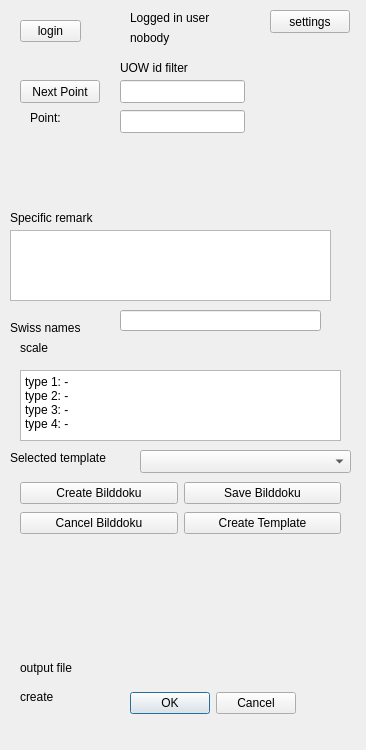
Before: the Qt Designer form areapp_dockwidget_base.ui in danduk82/areapp-bilddocu, drawn with Qt 5.
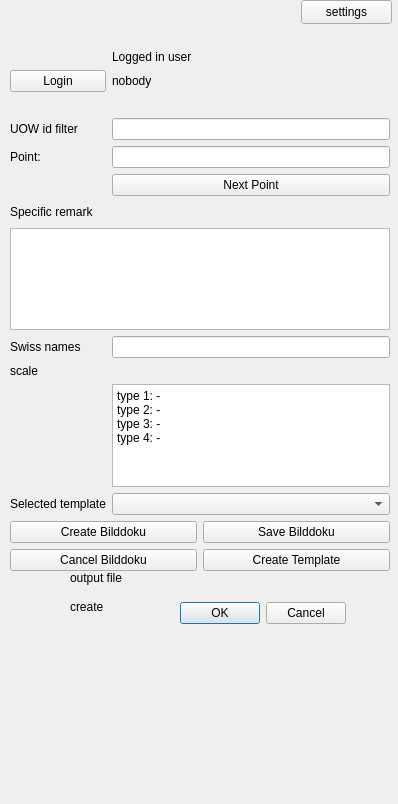
After: the same form once the commit is applied. Icons and pictures are not drawn. Custom widgets are drawn as their Qt base class.

```diff
--- a/areapp_dockwidget_base.ui
+++ b/areapp_dockwidget_base.ui
@@ -6,8 +6,8 @@
    <rect>
     <x>0</x>
     <y>0</y>
-    <width>366</width>
-    <height>750</height>
+    <width>398</width>
+    <height>804</height>
    </rect>
   </property>
   <property name="layoutDirection">
@@ -17,93 +17,11 @@
    <string>Bilddoku Plugin</string>
   </property>
   <widget class="QWidget" name="dockWidgetContents">
-   <widget class="QWidget" name="gridLayoutWidget">
-    <property name="geometry">
-     <rect>
-      <x>20</x>
-      <y>480</y>
-      <width>321</width>
-      <height>56</height>
-     </rect>
-    </property>
-    <layout class="QGridLayout" name="gridLayout">
-     <item row="0" column="0">
-      <widget class="QPushButton" name="createBilddokuPushButton">
-       <property name="text">
-        <string>Create Bilddoku</string>
-       </property>
-       <property name="icon">
-        <iconset>
-         <normaloff>icons/create_icon.png</normaloff>icons/create_icon.png</iconset>
-       </property>
-      </widget>
-     </item>
-     <item row="0" column="1">
-      <widget class="QPushButton" name="saveBilddokuPushButton">
-       <property name="text">
-        <string>Save Bilddoku</string>
-       </property>
-       <property name="icon">
-        <iconset>
-         <normaloff>icons/save_icon_64x64.png</normaloff>icons/save_icon_64x64.png</iconset>
-       </property>
-      </widget>
-     </item>
-     <item row="1" column="0">
-      <widget class="QPushButton" name="cancelBilddokuPushButton">
-       <property name="text">
-        <string>Cancel Bilddoku</string>
-       </property>
-       <property name="icon">
-        <iconset>
-         <normaloff>icons/trash_bin_64x64.png</normaloff>icons/trash_bin_64x64.png</iconset>
-       </property>
-      </widget>
-     </item>
-     <item row="1" column="1">
-      <widget class="QPushButton" name="createTemplatePushButton">
-       <property name="text">
-        <string>Create Template</string>
-       </property>
-       <property name="icon">
-        <iconset>
-         <normaloff>icons/template_icon.png</normaloff>icons/template_icon.png</iconset>
-       </property>
-      </widget>
-     </item>
-    </layout>
-   </widget>
-   <widget class="QLabel" name="label_5">
-    <property name="geometry">
-     <rect>
-      <x>10</x>
-      <y>320</y>
-      <width>78</width>
-      <height>16</height>
-     </rect>
-    </property>
-    <property name="text">
-     <string>Swiss names</string>
-    </property>
-   </widget>
-   <widget class="QgsScaleWidget" name="mScaleWidget">
-    <property name="geometry">
-     <rect>
-      <x>130</x>
-      <y>340</y>
-      <width>104</width>
-      <height>23</height>
-     </rect>
-    </property>
-    <property name="showCurrentScaleButton">
-     <bool>true</bool>
-    </property>
-   </widget>
    <widget class="QLabel" name="label">
     <property name="geometry">
      <rect>
-      <x>20</x>
-      <y>660</y>
+      <x>70</x>
+      <y>570</y>
       <width>62</width>
       <height>16</height>
      </rect>
@@ -115,8 +33,8 @@
    <widget class="QLabel" name="label_3">
     <property name="geometry">
      <rect>
-      <x>20</x>
-      <y>689</y>
+      <x>70</x>
+      <y>599</y>
       <width>39</width>
       <height>16</height>
      </rect>
@@ -128,8 +46,8 @@
    <widget class="QDialogButtonBox" name="validationButtonBox">
     <property name="geometry">
      <rect>
-      <x>130</x>
-      <y>691</y>
+      <x>180</x>
+      <y>601</y>
       <width>166</width>
       <height>24</height>
      </rect>
@@ -141,93 +59,27 @@
    <widget class="QgsFileWidget" name="outputPdfFileWidget">
     <property name="geometry">
      <rect>
-      <x>130</x>
-      <y>660</y>
+      <x>180</x>
+      <y>570</y>
       <width>159</width>
       <height>23</height>
      </rect>
     </property>
    </widget>
-   <widget class="QLabel" name="label_4">
+   <widget class="QWidget" name="gridLayoutWidget_2">
     <property name="geometry">
      <rect>
-      <x>30</x>
-      <y>110</y>
-      <width>41</width>
-      <height>16</height>
-     </rect>
-    </property>
-    <property name="text">
-     <string>Point:</string>
-    </property>
-   </widget>
-   <widget class="QLineEdit" name="coordinatesLineEdit">
-    <property name="geometry">
-     <rect>
-      <x>120</x>
-      <y>110</y>
-      <width>125</width>
-      <height>23</height>
-     </rect>
-    </property>
-   </widget>
-   <widget class="QLineEdit" name="swissNamesLineEdit">
-    <property name="geometry">
-     <rect>
-      <x>120</x>
-      <y>310</y>
-      <width>201</width>
-      <height>21</height>
-     </rect>
-    </property>
-   </widget>
-   <widget class="QLabel" name="label_2">
-    <property name="geometry">
-     <rect>
-      <x>20</x>
-      <y>340</y>
-      <width>31</width>
-      <height>16</height>
-     </rect>
-    </property>
-    <property name="text">
-     <string>scale</string>
-    </property>
-   </widget>
-   <widget class="QLabel" name="label_6">
-    <property name="geometry">
-     <rect>
       <x>10</x>
-      <y>210</y>
-      <width>94</width>
-      <height>16</height>
+      <y>30</y>
+      <width>380</width>
+      <height>541</height>
      </rect>
     </property>
-    <property name="text">
-     <string>Specific remark</string>
-    </property>
-   </widget>
-   <widget class="QPlainTextEdit" name="remarkGeneralPlainTextEdit">
-    <property name="geometry">
-     <rect>
-      <x>10</x>
-      <y>230</y>
-      <width>321</width>
-      <height>71</height>
-     </rect>
-    </property>
-   </widget>
-   <widget class="QTextBrowser" name="textBrowser">
-    <property name="geometry">
-     <rect>
-      <x>20</x>
-      <y>370</y>
-      <width>321</width>
-      <height>71</height>
-     </rect>
-    </property>
-    <property name="html">
-     <string>&lt;!DOCTYPE HTML PUBLIC &quot;-//W3C//DTD HTML 4.0//EN&quot; &quot;http://www.w3.org/TR/REC-html40/strict.dtd&quot;&gt;
+    <layout class="QGridLayout" name="gridLayout_2">
+     <item row="12" column="1">
+      <widget class="QTextBrowser" name="textBrowser">
+       <property name="html">
+        <string>&lt;!DOCTYPE HTML PUBLIC &quot;-//W3C//DTD HTML 4.0//EN&quot; &quot;http://www.w3.org/TR/REC-html40/strict.dtd&quot;&gt;
 &lt;html&gt;&lt;head&gt;&lt;meta name=&quot;qrichtext&quot; content=&quot;1&quot; /&gt;&lt;style type=&quot;text/css&quot;&gt;
 p, li { white-space: pre-wrap; }
 &lt;/style&gt;&lt;/head&gt;&lt;body style=&quot; font-family:'Sans Serif'; font-size:9pt; font-weight:400; font-style:normal;&quot;&gt;
@@ -235,77 +87,200 @@
 &lt;p style=&quot; margin-top:0px; margin-bottom:0px; margin-left:0px; margin-right:0px; -qt-block-indent:0; text-indent:0px;&quot;&gt;type 2: -&lt;/p&gt;
 &lt;p style=&quot; margin-top:0px; margin-bottom:0px; margin-left:0px; margin-right:0px; -qt-block-indent:0; text-indent:0px;&quot;&gt;type 3: -&lt;/p&gt;
 &lt;p style=&quot; margin-top:0px; margin-bottom:0px; margin-left:0px; margin-right:0px; -qt-block-indent:0; text-indent:0px;&quot;&gt;type 4: -&lt;/p&gt;&lt;/body&gt;&lt;/html&gt;</string>
-    </property>
-   </widget>
-   <widget class="QLabel" name="loggedInUserName">
-    <property name="geometry">
-     <rect>
-      <x>130</x>
-      <y>30</y>
-      <width>59</width>
-      <height>15</height>
-     </rect>
-    </property>
-    <property name="text">
-     <string>nobody</string>
-    </property>
-   </widget>
-   <widget class="QLabel" name="label_9">
-    <property name="geometry">
-     <rect>
-      <x>130</x>
-      <y>10</y>
-      <width>101</width>
-      <height>16</height>
-     </rect>
-    </property>
-    <property name="text">
-     <string>Logged in user</string>
-    </property>
-   </widget>
-   <widget class="QComboBox" name="selectTemplateComboBox">
-    <property name="geometry">
-     <rect>
-      <x>140</x>
-      <y>450</y>
-      <width>211</width>
-      <height>23</height>
-     </rect>
-    </property>
-   </widget>
-   <widget class="QLabel" name="label_10">
-    <property name="geometry">
-     <rect>
-      <x>10</x>
-      <y>450</y>
-      <width>121</width>
-      <height>16</height>
-     </rect>
-    </property>
-    <property name="text">
-     <string>Selected template</string>
-    </property>
-   </widget>
-   <widget class="QToolButton" name="loginToolButton">
-    <property name="geometry">
-     <rect>
-      <x>20</x>
-      <y>20</y>
-      <width>61</width>
-      <height>22</height>
-     </rect>
-    </property>
-    <property name="text">
-     <string>login</string>
-    </property>
+       </property>
+      </widget>
+     </item>
+     <item row="8" column="1">
+      <spacer name="horizontalSpacer_2">
+       <property name="orientation">
+        <enum>Qt::Horizontal</enum>
+       </property>
+       <property name="sizeHint" stdset="0">
+        <size>
+         <width>40</width>
+         <height>20</height>
+        </size>
+       </property>
+      </spacer>
+     </item>
+     <item row="9" column="0" colspan="2">
+      <widget class="QPlainTextEdit" name="remarkGeneralPlainTextEdit"/>
+     </item>
+     <item row="13" column="0">
+      <widget class="QLabel" name="label_10">
+       <property name="text">
+        <string>Selected template</string>
+       </property>
+      </widget>
+     </item>
+     <item row="11" column="1">
+      <widget class="QgsScaleWidget" name="mScaleWidget">
+       <property name="showCurrentScaleButton">
+        <bool>true</bool>
+       </property>
+      </widget>
+     </item>
+     <item row="6" column="0">
+      <widget class="QLabel" name="label_4">
+       <property name="text">
+        <string>Point:</string>
+       </property>
+      </widget>
+     </item>
+     <item row="1" column="1">
+      <widget class="QLabel" name="label_9">
+       <property name="text">
+        <string>Logged in user</string>
+       </property>
+      </widget>
+     </item>
+     <item row="7" column="1">
+      <widget class="QPushButton" name="pushButton_2">
+       <property name="text">
+        <string>Next Point</string>
+       </property>
+      </widget>
+     </item>
+     <item row="5" column="0">
+      <widget class="QLabel" name="label_7">
+       <property name="text">
+        <string>UOW id filter</string>
+       </property>
+      </widget>
+     </item>
+     <item row="0" column="1">
+      <spacer name="horizontalSpacer_3">
+       <property name="orientation">
+        <enum>Qt::Horizontal</enum>
+       </property>
+       <property name="sizeHint" stdset="0">
+        <size>
+         <width>40</width>
+         <height>20</height>
+        </size>
+       </property>
+      </spacer>
+     </item>
+     <item row="3" column="0" colspan="2">
+      <spacer name="horizontalSpacer">
+       <property name="orientation">
+        <enum>Qt::Horizontal</enum>
+       </property>
+       <property name="sizeHint" stdset="0">
+        <size>
+         <width>40</width>
+         <height>20</height>
+        </size>
+       </property>
+      </spacer>
+     </item>
+     <item row="14" column="0" colspan="2">
+      <layout class="QGridLayout" name="gridLayout">
+       <item row="0" column="0">
+        <widget class="QPushButton" name="createBilddokuPushButton">
+         <property name="text">
+          <string>Create Bilddoku</string>
+         </property>
+         <property name="icon">
+          <iconset>
+           <normaloff>icons/create_icon.png</normaloff>icons/create_icon.png</iconset>
+         </property>
+        </widget>
+       </item>
+       <item row="0" column="1">
+        <widget class="QPushButton" name="saveBilddokuPushButton">
+         <property name="text">
+          <string>Save Bilddoku</string>
+         </property>
+         <property name="icon">
+          <iconset>
+           <normaloff>icons/save_icon_64x64.png</normaloff>icons/save_icon_64x64.png</iconset>
+         </property>
+        </widget>
+       </item>
+       <item row="1" column="0">
+        <widget class="QPushButton" name="cancelBilddokuPushButton">
+         <property name="text">
+          <string>Cancel Bilddoku</string>
+         </property>
+         <property name="icon">
+          <iconset>
+           <normaloff>icons/trash_bin_64x64.png</normaloff>icons/trash_bin_64x64.png</iconset>
+         </property>
+        </widget>
+       </item>
+       <item row="1" column="1">
+        <widget class="QPushButton" name="createTemplatePushButton">
+         <property name="text">
+          <string>Create Template</string>
+         </property>
+         <property name="icon">
+          <iconset>
+           <normaloff>icons/template_icon.png</normaloff>icons/template_icon.png</iconset>
+         </property>
+        </widget>
+       </item>
+      </layout>
+     </item>
+     <item row="10" column="1">
+      <widget class="QLineEdit" name="swissNamesLineEdit"/>
+     </item>
+     <item row="5" column="1">
+      <widget class="QLineEdit" name="UOWLineEdit"/>
+     </item>
+     <item row="6" column="1">
+      <widget class="QLineEdit" name="coordinatesLineEdit"/>
+     </item>
+     <item row="10" column="0">
+      <widget class="QLabel" name="label_5">
+       <property name="text">
+        <string>Swiss names</string>
+       </property>
+      </widget>
+     </item>
+     <item row="2" column="1">
+      <widget class="QLabel" name="loggedInUserName">
+       <property name="text">
+        <string>nobody</string>
+       </property>
+      </widget>
+     </item>
+     <item row="13" column="1">
+      <widget class="QComboBox" name="selectTemplateComboBox"/>
+     </item>
+     <item row="11" column="0">
+      <widget class="QLabel" name="label_2">
+       <property name="text">
+        <string>scale</string>
+       </property>
+      </widget>
+     </item>
+     <item row="8" column="0">
+      <widget class="QLabel" name="label_6">
+       <property name="text">
+        <string>Specific remark</string>
+       </property>
+      </widget>
+     </item>
+     <item row="2" column="0">
+      <widget class="QPushButton" name="loginPushButton">
+       <property name="enabled">
+        <bool>true</bool>
+       </property>
+       <property name="text">
+        <string>Login</string>
+       </property>
+      </widget>
+     </item>
+    </layout>
    </widget>
    <widget class="QPushButton" name="pushButton">
     <property name="geometry">
      <rect>
-      <x>270</x>
-      <y>10</y>
-      <width>80</width>
-      <height>23</height>
+      <x>301</x>
+      <y>0</y>
+      <width>91</width>
+      <height>24</height>
      </rect>
     </property>
     <property name="layoutDirection">
@@ -319,42 +294,6 @@
       <normaloff>icons/gear_wheel.png</normaloff>icons/gear_wheel.png</iconset>
     </property>
    </widget>
-   <widget class="QPushButton" name="pushButton_2">
-    <property name="geometry">
-     <rect>
-      <x>20</x>
-      <y>80</y>
-      <width>80</width>
-      <height>23</height>
-     </rect>
-    </property>
-    <property name="text">
-     <string>Next Point</string>
-    </property>
-   </widget>
-   <widget class="QLineEdit" name="UOWLineEdit">
-    <property name="geometry">
-     <rect>
-      <x>120</x>
-      <y>80</y>
-      <width>125</width>
-      <height>23</height>
-     </rect>
-    </property>
-   </widget>
-   <widget class="QLabel" name="label_7">
-    <property name="geometry">
-     <rect>
-      <x>120</x>
-      <y>60</y>
-      <width>91</width>
-      <height>16</height>
-     </rect>
-    </property>
-    <property name="text">
-     <string>UOW id filter</string>
-    </property>
-   </widget>
   </widget>
  </widget>
  <customwidgets>
```
